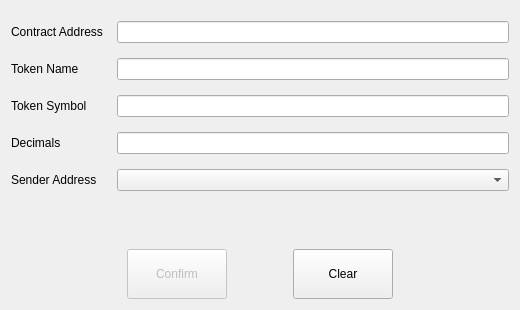
Qt form src/qt/forms/addtokenpage.ui (gexanlottery/gexan) before a commit.
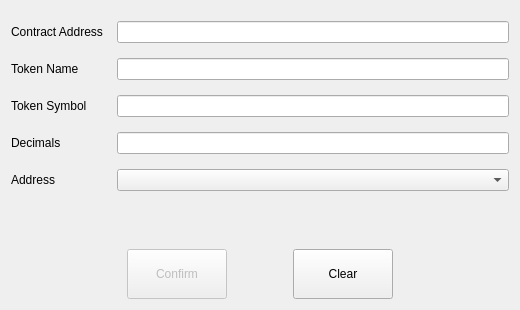
The same form after that commit. Custom widgets are drawn as their Qt base class.

The edit to the form file:
```diff
--- a/src/qt/forms/addtokenpage.ui
+++ b/src/qt/forms/addtokenpage.ui
@@ -127,7 +127,7 @@
      <item row="4" column="0">
       <widget class="QLabel" name="label">
        <property name="text">
-        <string>Sender Address</string>
+        <string>Address</string>
        </property>
       </widget>
      </item>
```
